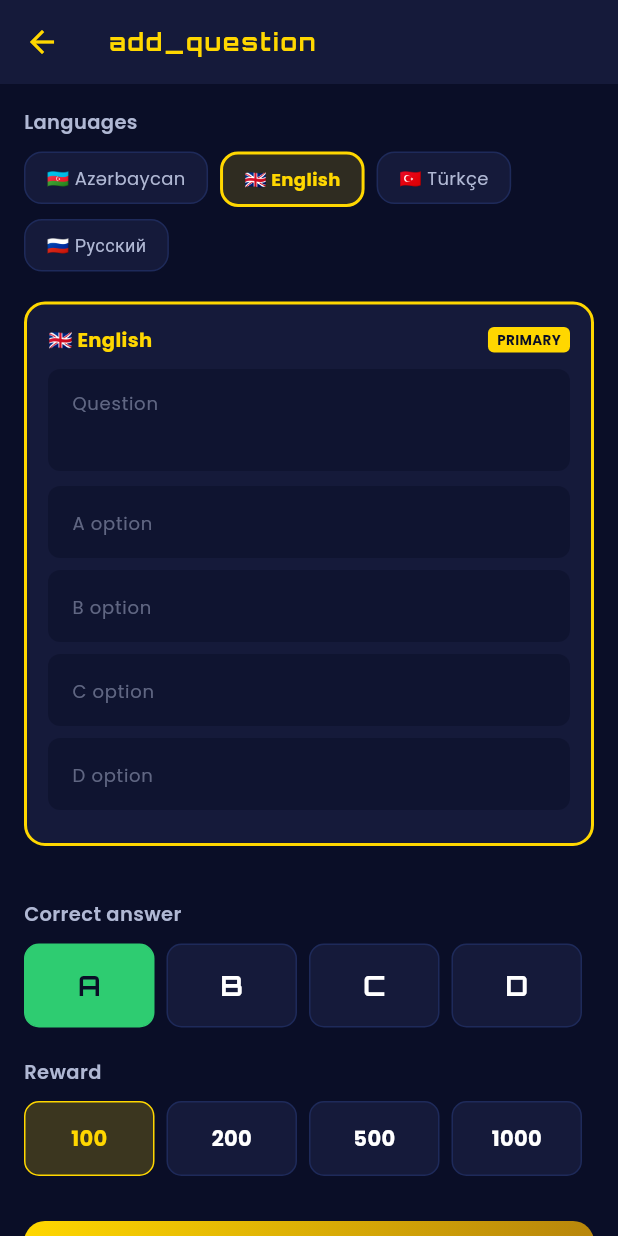
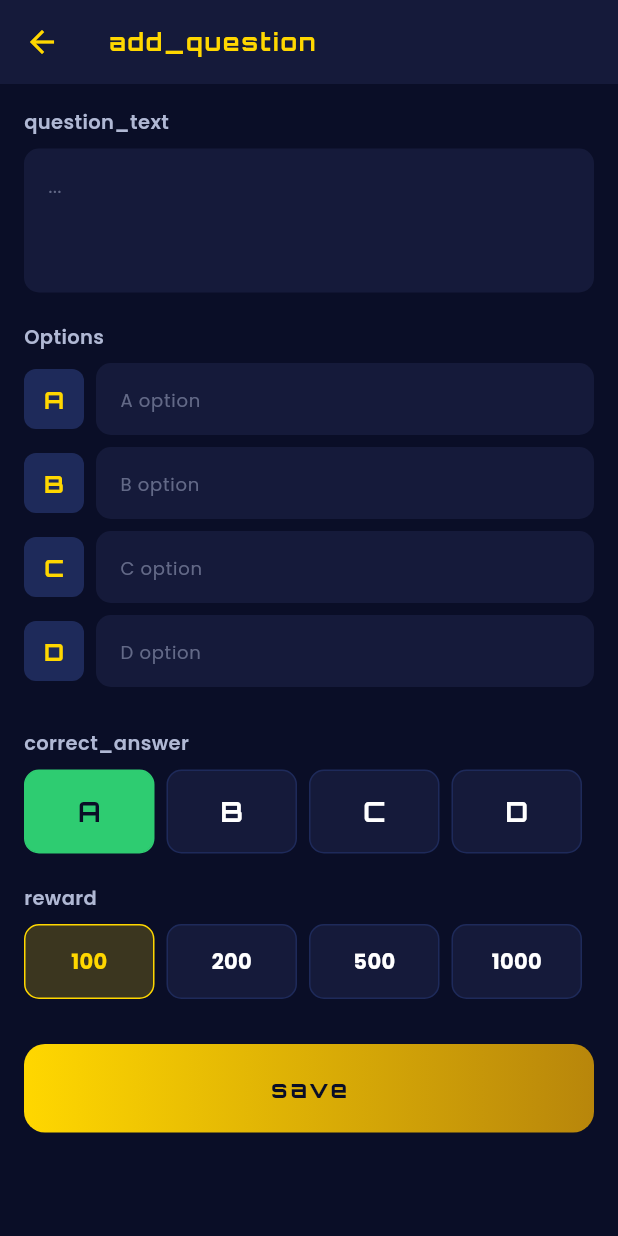
Before and after one commit to mr-ruhid/milyoner_live, a Flutter app: the QuestionFormScreen screen opened directly, on a phone screen of 412 x 824 dp. Run offline on Flutter 3.47's test engine with Material 3 defaults, Android fonts, the phone set to English and light mode, and no system bars; our stand-ins replace google_fonts, shared_preferences; accounts and stored records are empty.

Commit message:
Update question form screen for single language model

```diff
--- a/lib/screens/question_form_screen.dart
+++ b/lib/screens/question_form_screen.dart
@@ -1,10 +1,10 @@
 import 'package:flutter/material.dart';
 import 'package:google_fonts/google_fonts.dart';
 import 'package:provider/provider.dart';
+import '../config/theme.dart';
 import '../models/question.dart';
 import '../services/question_service.dart';
 import '../services/locale_service.dart';
-import '../config/theme.dart';
 
 class QuestionFormScreen extends StatefulWidget {
   final Question? question;
@@ -16,55 +16,31 @@ class QuestionFormScreen extends StatefulWidget {
 }
 
 class _QuestionFormScreenState extends State<QuestionFormScreen> {
-  final Map<String, TextEditingController> _questionControllers = {};
-  final Map<String, List<TextEditingController>> _optionControllers = {};
-  final Set<String> _activeLangs = {};
-  String _primaryLang = 'en';
+  final TextEditingController _questionController = TextEditingController();
+  final List<TextEditingController> _optionControllers =
+  List.generate(4, (_) => TextEditingController());
   int _correct = 0;
   int _reward = 100;
 
   @override
   void initState() {
     super.initState();
-
-    for (final lang in LocaleService.supportedLanguages) {
-      final code = lang['code']!;
-      _questionControllers[code] = TextEditingController();
-      _optionControllers[code] = List.generate(
-        4,
-            (_) => TextEditingController(),
-      );
-    }
-
     if (widget.question != null) {
       final q = widget.question!;
+      _questionController.text = q.question;
+      for (int i = 0; i < 4 && i < q.options.length; i++) {
+        _optionControllers[i].text = q.options[i];
+      }
       _correct = q.correct;
       _reward = q.reward;
-      for (final entry in q.translations.entries) {
-        final code = entry.key;
-        if (!_questionControllers.containsKey(code)) continue;
-        _activeLangs.add(code);
-        _questionControllers[code]!.text =
-            entry.value['question']?.toString() ?? '';
-        final opts = List<String>.from(entry.value['options'] ?? []);
-        for (int i = 0; i < 4 && i < opts.length; i++) {
-          _optionControllers[code]![i].text = opts[i];
-        }
-      }
-    } else {
-      _activeLangs.add('en');
     }
   }
 
   @override
   void dispose() {
-    for (final c in _questionControllers.values) {
+    _questionController.dispose();
+    for (final c in _optionControllers) {
       c.dispose();
-    }
-    for (final list in _optionControllers.values) {
-      for (final c in list) {
-        c.dispose();
-      }
     }
     super.dispose();
   }
@@ -98,13 +74,26 @@ class _QuestionFormScreenState extends State<QuestionFormScreen> {
         child: Column(
           crossAxisAlignment: CrossAxisAlignment.start,
           children: [
-            _buildLangSelector(),
+            _buildLabel(locale.t('question_text')),
+            const SizedBox(height: 8),
+            TextField(
+              controller: _questionController,
+              style: GoogleFonts.poppins(color: AppColors.textPrimary),
+              maxLines: 3,
+              decoration: _inputDecoration('...'),
+            ),
             const SizedBox(height: 20),
-            _buildLangFields(),
+            _buildLabel('Options'),
+            const SizedBox(height: 8),
+            ...List.generate(4, (i) => _buildOptionField(i)),
             const SizedBox(height: 20),
-            _buildCorrectAnswer(),
+            _buildLabel(locale.t('correct_answer')),
+            const SizedBox(height: 8),
+            _buildCorrectSelector(),
             const SizedBox(height: 20),
-            _buildReward(),
+            _buildLabel(locale.t('reward')),
+            const SizedBox(height: 8),
+            _buildRewardSelector(),
             const SizedBox(height: 30),
             _buildSaveButton(locale),
             const SizedBox(height: 30),
@@ -114,159 +103,14 @@ class _QuestionFormScreenState extends State<QuestionFormScreen> {
     );
   }
 
-  Widget _buildLangSelector() {
-    return Column(
-      crossAxisAlignment: CrossAxisAlignment.start,
-      children: [
-        Text(
-          'Languages',
+  Widget _buildLabel(String text) {
+    return Text(
+      text,
       style: GoogleFonts.poppins(
         fontSize: 13,
         fontWeight: FontWeight.w600,
         color: AppColors.textSecondary,
       ),
-        ),
-        const SizedBox(height: 10),
-        Wrap(
-          spacing: 8,
-          runSpacing: 8,
-          children: LocaleService.supportedLanguages.map((lang) {
-            final code = lang['code']!;
-            final active = _activeLangs.contains(code);
-            return GestureDetector(
-              onTap: () {
-                setState(() {
-                  if (active) {
-                    if (_activeLangs.length > 1) {
-                      _activeLangs.remove(code);
-                      if (_primaryLang == code) {
-                        _primaryLang = _activeLangs.first;
-                      }
-                    }
-                  } else {
-                    _activeLangs.add(code);
-                  }
-                });
-              },
-              child: Container(
-                padding: const EdgeInsets.symmetric(
-                  horizontal: 14,
-                  vertical: 8,
-                ),
-                decoration: BoxDecoration(
-                  color: active
-                      ? AppColors.gold.withOpacity(0.15)
-                      : AppColors.panelDark,
-                  borderRadius: BorderRadius.circular(12),
-                  border: Border.all(
-                    color: active ? AppColors.gold : AppColors.panelBlue,
-                    width: active ? 2 : 1,
-                  ),
-                ),
-                child: Text(
-                  '${lang['flag']} ${lang['name']}',
-                  style: GoogleFonts.poppins(
-                    fontSize: 12,
-                    fontWeight: active ? FontWeight.bold : FontWeight.normal,
-                    color: active ? AppColors.gold : AppColors.textSecondary,
-                  ),
-                ),
-              ),
-            );
-          }).toList(),
-        ),
-      ],
-    );
-  }
-
-  Widget _buildLangFields() {
-    return Column(
-      children: _activeLangs.map((code) {
-        final langInfo = LocaleService.supportedLanguages
-            .firstWhere((l) => l['code'] == code);
-        final isPrimary = _primaryLang == code;
-
-        return Container(
-          margin: const EdgeInsets.only(bottom: 16),
-          padding: const EdgeInsets.all(14),
-          decoration: BoxDecoration(
-            color: AppColors.panelDark,
-            borderRadius: BorderRadius.circular(14),
-            border: Border.all(
-              color: isPrimary ? AppColors.gold : AppColors.panelBlue,
-              width: isPrimary ? 2 : 1,
-            ),
-          ),
-          child: Column(
-            crossAxisAlignment: CrossAxisAlignment.start,
-            children: [
-              Row(
-                children: [
-                  Text(
-                    '${langInfo['flag']} ${langInfo['name']}',
-                    style: GoogleFonts.poppins(
-                      fontSize: 13,
-                      fontWeight: FontWeight.bold,
-                      color: AppColors.gold,
-                    ),
-                  ),
-                  const Spacer(),
-                  if (!isPrimary)
-                    GestureDetector(
-                      onTap: () => setState(() => _primaryLang = code),
-                      child: Text(
-                        'Set primary',
-                        style: GoogleFonts.poppins(
-                          fontSize: 10,
-                          color: AppColors.textSecondary,
-                        ),
-                      ),
-                    )
-                  else
-                    Container(
-                      padding: const EdgeInsets.symmetric(
-                        horizontal: 6,
-                        vertical: 2,
-                      ),
-                      decoration: BoxDecoration(
-                        color: AppColors.gold,
-                        borderRadius: BorderRadius.circular(4),
-                      ),
-                      child: Text(
-                        'PRIMARY',
-                        style: GoogleFonts.poppins(
-                          fontSize: 9,
-                          fontWeight: FontWeight.bold,
-                          color: AppColors.background,
-                        ),
-                      ),
-                    ),
-                ],
-              ),
-              const SizedBox(height: 10),
-              TextField(
-                controller: _questionControllers[code],
-                style: GoogleFonts.poppins(color: AppColors.textPrimary),
-                maxLines: 2,
-                decoration: _inputDecoration('Question'),
-              ),
-              const SizedBox(height: 10),
-              ...List.generate(4, (i) {
-                return Padding(
-                  padding: const EdgeInsets.only(bottom: 8),
-                  child: TextField(
-                    controller: _optionControllers[code]![i],
-                    style: GoogleFonts.poppins(color: AppColors.textPrimary),
-                    decoration: _inputDecoration(
-                      '${String.fromCharCode(65 + i)} option',
-                    ),
-                  ),
-                );
-              }),
-            ],
-          ),
-        );
-      }).toList(),
     );
   }
 
@@ -278,29 +122,54 @@ class _QuestionFormScreenState extends State<QuestionFormScreen> {
         fontSize: 12,
       ),
       filled: true,
-      fillColor: AppColors.background.withOpacity(0.5),
-      contentPadding: const EdgeInsets.symmetric(horizontal: 12, vertical: 10),
+      fillColor: AppColors.panelDark,
+      contentPadding: const EdgeInsets.symmetric(horizontal: 12, vertical: 12),
       border: OutlineInputBorder(
-        borderRadius: BorderRadius.circular(8),
+        borderRadius: BorderRadius.circular(10),
         borderSide: BorderSide.none,
       ),
     );
   }
 
-  Widget _buildCorrectAnswer() {
-    return Column(
-      crossAxisAlignment: CrossAxisAlignment.start,
+  Widget _buildOptionField(int index) {
+    final letter = String.fromCharCode(65 + index);
+    return Padding(
+      padding: const EdgeInsets.only(bottom: 8),
+      child: Row(
         children: [
-        Text(
-          'Correct answer',
-          style: GoogleFonts.poppins(
-            fontSize: 13,
-            fontWeight: FontWeight.w600,
-            color: AppColors.textSecondary,
+          Container(
+            width: 40,
+            height: 40,
+            decoration: BoxDecoration(
+              color: AppColors.panelBlue,
+              borderRadius: BorderRadius.circular(8),
+            ),
+            child: Center(
+              child: Text(
+                letter,
+                style: GoogleFonts.orbitron(
+                  fontSize: 16,
+                  fontWeight: FontWeight.bold,
+                  color: AppColors.gold,
                 ),
               ),
-        const SizedBox(height: 10),
-        Row(
+            ),
+          ),
+          const SizedBox(width: 8),
+          Expanded(
+            child: TextField(
+              controller: _optionControllers[index],
+              style: GoogleFonts.poppins(color: AppColors.textPrimary),
+              decoration: _inputDecoration('$letter option'),
+            ),
+          ),
+        ],
+      ),
+    );
+  }
+
+  Widget _buildCorrectSelector() {
+    return Row(
       children: List.generate(4, (i) {
         final selected = _correct == i;
         return Expanded(
@@ -310,14 +179,10 @@ class _QuestionFormScreenState extends State<QuestionFormScreen> {
               margin: const EdgeInsets.only(right: 8),
               padding: const EdgeInsets.symmetric(vertical: 14),
               decoration: BoxDecoration(
-                    color: selected
-                        ? AppColors.correct
-                        : AppColors.panelDark,
+                color: selected ? AppColors.correct : AppColors.panelDark,
                 borderRadius: BorderRadius.circular(10),
                 border: Border.all(
-                      color: selected
-                          ? AppColors.correct
-                          : AppColors.panelBlue,
+                  color: selected ? AppColors.correct : AppColors.panelBlue,
                 ),
               ),
               child: Center(
@@ -336,25 +201,11 @@ class _QuestionFormScreenState extends State<QuestionFormScreen> {
           ),
         );
       }),
-        ),
-      ],
     );
   }
 
-  Widget _buildReward() {
-    return Column(
-      crossAxisAlignment: CrossAxisAlignment.start,
-      children: [
-        Text(
-          'Reward',
-          style: GoogleFonts.poppins(
-            fontSize: 13,
-            fontWeight: FontWeight.w600,
-            color: AppColors.textSecondary,
-          ),
-        ),
-        const SizedBox(height: 10),
-        Row(
+  Widget _buildRewardSelector() {
+    return Row(
       children: [100, 200, 500, 1000].map((r) {
         final selected = _reward == r;
         return Expanded(
@@ -388,8 +239,6 @@ class _QuestionFormScreenState extends State<QuestionFormScreen> {
           ),
         );
       }).toList(),
-        ),
-      ],
     );
   }
 
@@ -422,41 +271,28 @@ class _QuestionFormScreenState extends State<QuestionFormScreen> {
 
   void _save() {
     final service = context.read<QuestionService>();
-    final locale = context.read<LocaleService>();
 
-    final translations = <String, Map<String, dynamic>>{};
-    for (final code in _activeLangs) {
-      final questionText = _questionControllers[code]!.text.trim();
-      final options = _optionControllers[code]!
-          .map((c) => c.text.trim())
-          .toList();
+    final questionText = _questionController.text.trim();
+    final options = _optionControllers.map((c) => c.text.trim()).toList();
 
     if (questionText.isEmpty || options.any((o) => o.isEmpty)) {
-        _showError('Fill all fields for ${code.toUpperCase()}');
-        return;
-      }
-      translations[code] = {
-        'question': questionText,
-        'options': options,
-      };
-    }
-
-    if (translations.isEmpty) {
-      _showError('Select at least one language');
+      _showError('Fill all fields');
       return;
     }
 
     if (widget.question == null) {
       final q = Question(
         id: service.generateId(),
-        translations: translations,
+        question: questionText,
+        options: options,
         correct: _correct,
         reward: _reward,
       );
       service.addQuestion(q);
     } else {
       final q = widget.question!.copyWith(
-        translations: translations,
+        question: questionText,
+        options: options,
         correct: _correct,
         reward: _reward,
       );
```
Lines whose indentation alone changed are shown as unchanged.
